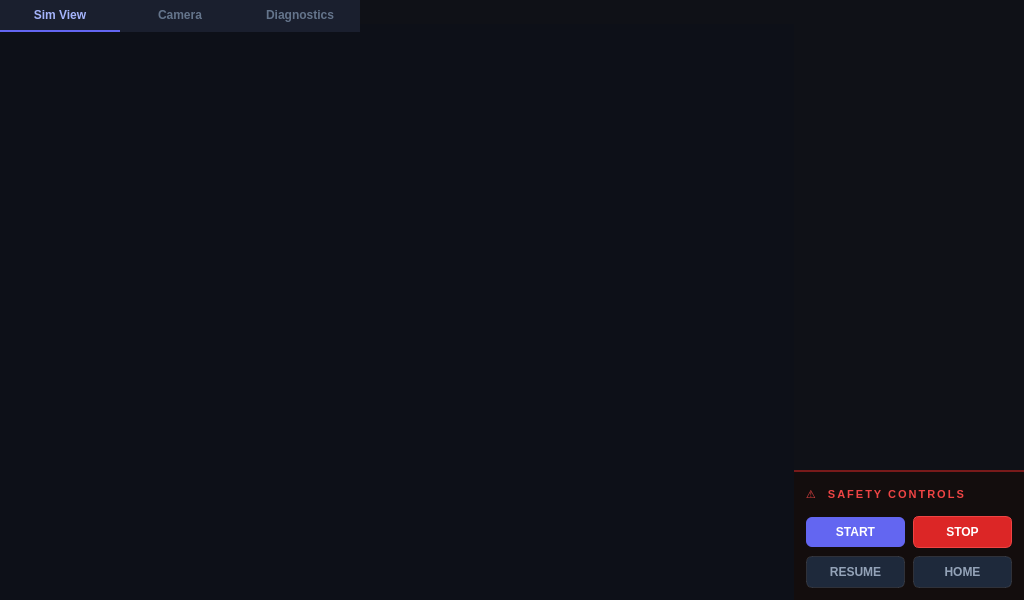
Above: interaction_execution/src/rs2_concept.ui from LukeFKlusman/WordleBot before the change. Below: the same form after it.
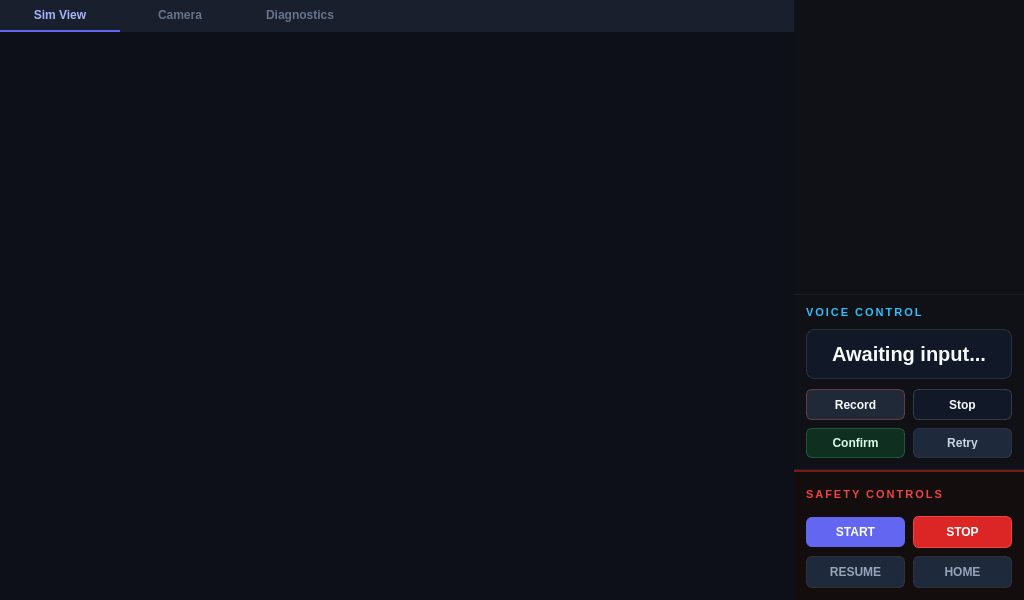
That is the form after the change.

```diff
--- a/interaction_execution/src/rs2_concept.ui
+++ b/interaction_execution/src/rs2_concept.ui
@@ -35,7 +35,7 @@
   <widget class="QWidget" name="centralwidget">
    <property name="styleSheet">
     <string notr="true">QWidget#centralwidget {
-    background-color: #0f1117;
+    background-color: #1a1f2e;
 }</string>
    </property>
    <layout class="QHBoxLayout" name="horizontalLayout">
@@ -63,13 +63,22 @@
        </size>
       </property>
       <property name="styleSheet">
-       <string notr="true">QTabWidget::pane {
-    background-color: #0d1018;
+       <string notr="true">QTabWidget {
+    background-color: #1a1f2e;
+}
+QTabWidget::pane {
+    background-color: #1a1f2e;
     border: none;
+    border-top: 8px solid #1a1f2e;
     margin: 0px;
     padding: 0px;
     top: -8px;
 }
+QWidget#tab,
+QWidget#tab_2,
+QWidget#tab_3 {
+    background-color: #0d1018;
+}
 QTabWidget::tab-bar {
     alignment: left;
 }
@@ -157,6 +166,190 @@
         </property>
        </widget>
       </item>
+      <item>
+       <widget class="QWidget" name="voiceControls">
+        <property name="sizePolicy">
+         <sizepolicy hsizetype="Preferred" vsizetype="Fixed">
+          <horstretch>0</horstretch>
+          <verstretch>0</verstretch>
+         </sizepolicy>
+        </property>
+        <property name="minimumSize">
+         <size>
+          <width>0</width>
+          <height>176</height>
+         </size>
+        </property>
+        <property name="maximumSize">
+         <size>
+          <width>16777215</width>
+          <height>176</height>
+         </size>
+        </property>
+        <property name="styleSheet">
+         <string notr="true">QWidget#voiceControls {
+    background-color: #0f1117;
+    border-top: 1px solid rgba(255, 255, 255, 0.06);
+    border-bottom: 1px solid rgba(255, 255, 255, 0.06);
+}
+QLabel#voiceLabel {
+    color: #38bdf8;
+    font-size: 8pt;
+    font-weight: 700;
+    letter-spacing: 2px;
+    background: transparent;
+}
+QFrame#voiceTranscriptFrame {
+    background-color: #111827;
+    border: 1px solid rgba(148, 163, 184, 0.18);
+    border-radius: 8px;
+}
+QLabel#voiceTranscriptValue {
+    color: #f8fafc;
+    font-size: 15pt;
+    font-weight: 700;
+    background: transparent;
+}
+QPushButton#voiceRecordButton,
+QPushButton#voiceStopButton,
+QPushButton#voiceConfirmButton,
+QPushButton#voiceRetryButton {
+    border-radius: 6px;
+    font-size: 9pt;
+    font-weight: 700;
+    padding: 8px 0px;
+}
+QPushButton#voiceRecordButton {
+    background-color: #1f2937;
+    color: #f8fafc;
+    border: 1px solid rgba(248, 113, 113, 0.35);
+}
+QPushButton#voiceRecordButton:hover {
+    background-color: #273244;
+}
+QPushButton#voiceStopButton {
+    background-color: #111827;
+    color: #f8fafc;
+    border: 1px solid rgba(255, 255, 255, 0.16);
+}
+QPushButton#voiceStopButton:hover {
+    background-color: #1b2432;
+}
+QPushButton#voiceConfirmButton {
+    background-color: #0f2f20;
+    color: #dcfce7;
+    border: 1px solid rgba(74, 222, 128, 0.28);
+}
+QPushButton#voiceConfirmButton:hover {
+    background-color: #16402d;
+}
+QPushButton#voiceRetryButton {
+    background-color: #1e293b;
+    color: #cbd5e1;
+    border: 1px solid rgba(255, 255, 255, 0.1);
+}
+QPushButton#voiceRetryButton:hover {
+    background-color: #273449;
+}</string>
+        </property>
+        <layout class="QVBoxLayout" name="voiceControlsLayout">
+         <property name="leftMargin">
+          <number>12</number>
+         </property>
+         <property name="topMargin">
+          <number>12</number>
+         </property>
+         <property name="rightMargin">
+          <number>12</number>
+         </property>
+         <property name="bottomMargin">
+          <number>12</number>
+         </property>
+         <property name="spacing">
+          <number>10</number>
+         </property>
+         <item>
+          <widget class="QLabel" name="voiceLabel">
+           <property name="text">
+            <string>VOICE CONTROL</string>
+           </property>
+          </widget>
+         </item>
+         <item>
+          <widget class="QFrame" name="voiceTranscriptFrame">
+           <property name="frameShape">
+            <enum>QFrame::StyledPanel</enum>
+           </property>
+           <property name="frameShadow">
+            <enum>QFrame::Raised</enum>
+           </property>
+           <layout class="QVBoxLayout" name="voiceTranscriptLayout">
+            <property name="leftMargin">
+             <number>12</number>
+            </property>
+            <property name="topMargin">
+             <number>12</number>
+            </property>
+            <property name="rightMargin">
+             <number>12</number>
+            </property>
+            <property name="bottomMargin">
+             <number>12</number>
+            </property>
+            <item>
+             <widget class="QLabel" name="voiceTranscriptValue">
+              <property name="text">
+               <string>Awaiting input...</string>
+              </property>
+              <property name="alignment">
+               <set>Qt::AlignCenter</set>
+              </property>
+             </widget>
+            </item>
+           </layout>
+          </widget>
+         </item>
+         <item>
+          <layout class="QGridLayout" name="voiceButtonsLayout">
+           <property name="horizontalSpacing">
+            <number>8</number>
+           </property>
+           <property name="verticalSpacing">
+            <number>8</number>
+           </property>
+           <item row="0" column="0">
+            <widget class="QPushButton" name="voiceRecordButton">
+             <property name="text">
+              <string>Record</string>
+             </property>
+            </widget>
+           </item>
+           <item row="0" column="1">
+            <widget class="QPushButton" name="voiceStopButton">
+             <property name="text">
+              <string>Stop</string>
+             </property>
+            </widget>
+           </item>
+           <item row="1" column="0">
+            <widget class="QPushButton" name="voiceConfirmButton">
+             <property name="text">
+              <string>Confirm</string>
+             </property>
+            </widget>
+           </item>
+           <item row="1" column="1">
+            <widget class="QPushButton" name="voiceRetryButton">
+             <property name="text">
+              <string>Retry</string>
+             </property>
+            </widget>
+           </item>
+          </layout>
+         </item>
+        </layout>
+       </widget>
+      </item>
       <item>
        <widget class="QWidget" name="safetyControls">
         <property name="sizePolicy">
@@ -244,7 +437,7 @@
          <item>
           <widget class="QLabel" name="safetyLabel">
            <property name="text">
-            <string>⚠  SAFETY CONTROLS</string>
+            <string>SAFETY CONTROLS</string>
            </property>
            <property name="styleSheet">
             <string notr="true">QLabel#safetyLabel {
```
